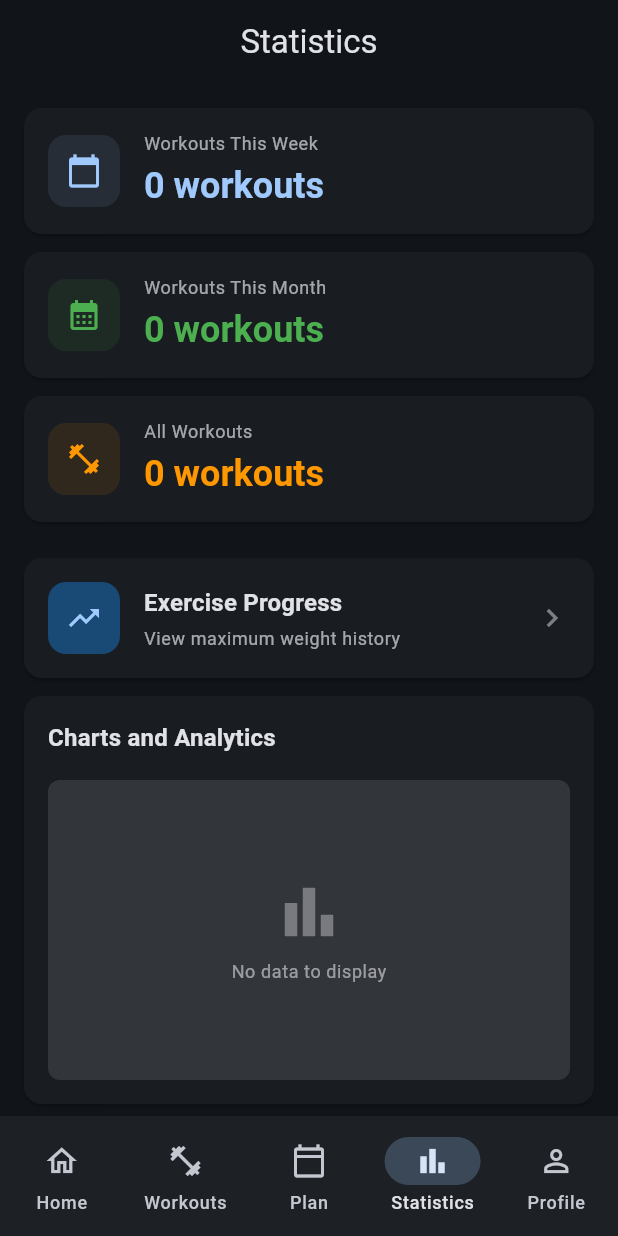
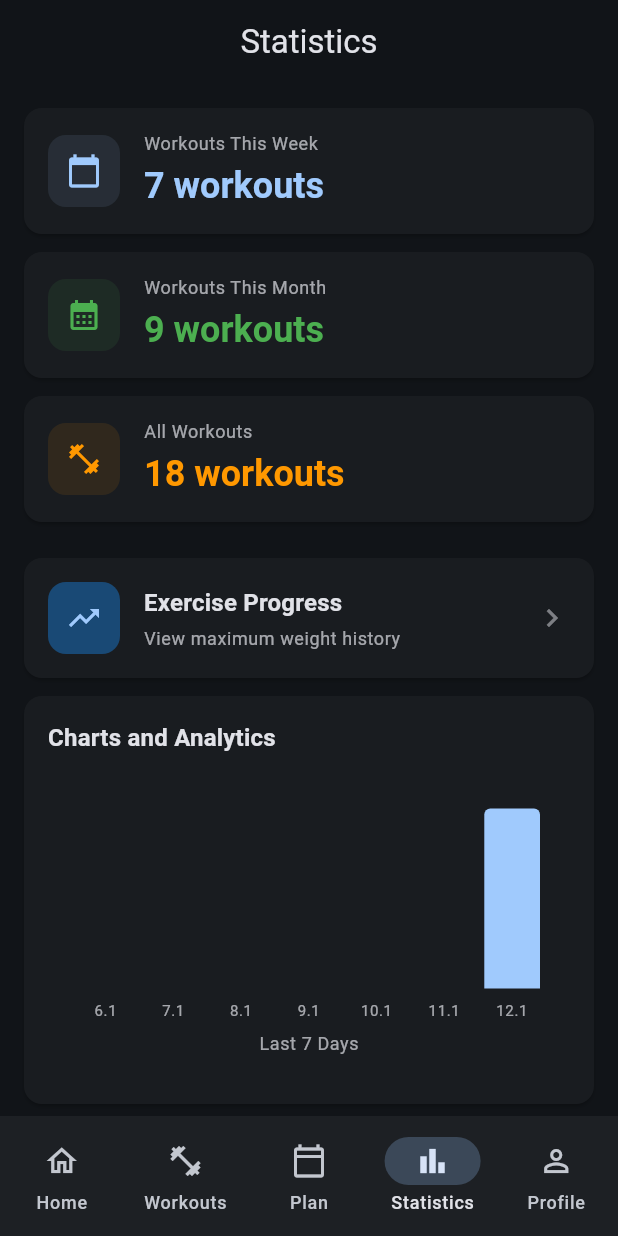
Before and after one commit to imNeQ/GymVibe, a Flutter app: the screen it shows after launch, item 4 of the bottom bar chosen, on a phone screen of 412 x 824 dp. Run offline on Flutter 3.47's test engine with Material 3 defaults, Android fonts, the phone set to English and light mode, and no system bars; our stand-ins replace shared_preferences.

Commit message:
Fix: Improve weekly chart data ordering and add test data
- Fix chart data ordering to preserve date sequence
- Add ordered dates list to ensure correct display
- Add more test workouts for better chart visualization
- Add Friday and Sunday workouts to test data

```diff
--- a/lib/core/services/workout_history_service.dart
+++ b/lib/core/services/workout_history_service.dart
@@ -1,6 +1,8 @@
 import 'dart:convert';
 import 'package:shared_preferences/shared_preferences.dart';
 import '../models/completed_workout.dart';
+import '../models/strength_exercise.dart';
+import '../models/exercise_set.dart';
 import 'mock_data.dart';
 
 class WorkoutHistoryService {
@@ -74,7 +76,8 @@ class WorkoutHistoryService {
     final jsonString = prefs.getString(_key);
 
     if (jsonString == null || jsonString.isEmpty) {
-      return [];
+      // LOCAL TEST DATA - tylko dla lokalnego testowania screenów
+      return _getTestData();
     }
 
     try {
@@ -85,6 +88,219 @@ class WorkoutHistoryService {
     } catch (e) {
       return [];
     }
+  }
+
+  // LOCAL TEST DATA - tylko dla lokalnego testowania screenów, nie commitować
+  static List<CompletedWorkout> _getTestData() {
+    final now = DateTime.now();
+    // Oblicz początek tygodnia (poniedziałek)
+    final daysFromMonday = now.weekday - 1;
+    final startOfWeek = DateTime(now.year, now.month, now.day)
+        .subtract(Duration(days: daysFromMonday));
+
+    return [
+      // Treningi z tego tygodnia (zaczynając od poniedziałku)
+      CompletedWorkout(
+        workoutId: '1',
+        completedAt: startOfWeek.add(const Duration(days: 0, hours: 18)), // Poniedziałek
+        activityType: ActivityType.gym,
+        durationMinutes: 35,
+        strengthExercises: [
+          StrengthExercise(
+            name: 'Bodyweight Squats',
+            sets: [
+              ExerciseSet(weight: null, reps: 12),
+              ExerciseSet(weight: null, reps: 12),
+              ExerciseSet(weight: null, reps: 12),
+            ],
+          ),
+          StrengthExercise(
+            name: 'Push-ups',
+            sets: [
+              ExerciseSet(weight: null, reps: 8),
+              ExerciseSet(weight: null, reps: 8),
+              ExerciseSet(weight: null, reps: 8),
+            ],
+          ),
+        ],
+      ),
+      CompletedWorkout(
+        customName: 'Bieg poranny',
+        completedAt: startOfWeek.add(const Duration(days: 1, hours: 7)), // Wtorek
+        activityType: ActivityType.running,
+        durationSeconds: 1500, // 25 minut
+        distance: 4.8,
+        pace: CompletedWorkout.calculatePace(4.8, 1500),
+      ),
+      CompletedWorkout(
+        workoutId: '2',
+        completedAt: startOfWeek.add(const Duration(days: 2, hours: 14)), // Środa
+        activityType: ActivityType.gym,
+        durationMinutes: 45,
+        strengthExercises: [
+          StrengthExercise(
+            name: 'Bench Press',
+            sets: [
+              ExerciseSet(weight: 60.0, reps: 8),
+              ExerciseSet(weight: 65.0, reps: 6),
+              ExerciseSet(weight: 70.0, reps: 5),
+            ],
+          ),
+          StrengthExercise(
+            name: 'Overhead Press',
+            sets: [
+              ExerciseSet(weight: 40.0, reps: 8),
+              ExerciseSet(weight: 42.5, reps: 6),
+              ExerciseSet(weight: 45.0, reps: 5),
+            ],
+          ),
+        ],
+      ),
+      CompletedWorkout(
+        workoutId: '4',
+        completedAt: startOfWeek.add(const Duration(days: 3, hours: 10)), // Czwartek
+        activityType: ActivityType.gym,
+        durationMinutes: 30,
+      ),
+      CompletedWorkout(
+        workoutId: '5',
+        completedAt: startOfWeek.add(const Duration(days: 4, hours: 16)), // Piątek
+        activityType: ActivityType.gym,
+        durationMinutes: 25,
+      ),
+      CompletedWorkout(
+        customName: 'Bieg w parku',
+        completedAt: startOfWeek.add(const Duration(days: 5, hours: 8)), // Sobota
+        activityType: ActivityType.running,
+        durationSeconds: 1800, // 30 minut
+        distance: 5.2,
+        pace: CompletedWorkout.calculatePace(5.2, 1800),
+      ),
+      CompletedWorkout(
+        workoutId: '1',
+        completedAt: startOfWeek.add(const Duration(days: 6, hours: 10)), // Niedziela (dzisiaj jeśli dzisiaj jest niedziela)
+        activityType: ActivityType.gym,
+        durationMinutes: 20,
+      ),
+      // Treningi z tego miesiąca (ale poza tym tygodniem)
+      CompletedWorkout(
+        workoutId: '6',
+        completedAt: now.subtract(const Duration(days: 8)),
+        activityType: ActivityType.gym,
+        durationMinutes: 50,
+        strengthExercises: [
+          StrengthExercise(
+            name: 'Bench Press',
+            sets: [
+              ExerciseSet(weight: 65.0, reps: 8),
+              ExerciseSet(weight: 70.0, reps: 6),
+              ExerciseSet(weight: 75.0, reps: 4),
+            ],
+          ),
+        ],
+      ),
+      CompletedWorkout(
+        workoutId: '3',
+        completedAt: now.subtract(const Duration(days: 10)),
+        activityType: ActivityType.gym,
+        durationMinutes: 40,
+        strengthExercises: [
+          StrengthExercise(
+            name: 'Barbell Squats',
+            sets: [
+              ExerciseSet(weight: 80.0, reps: 8),
+              ExerciseSet(weight: 85.0, reps: 6),
+              ExerciseSet(weight: 90.0, reps: 5),
+            ],
+          ),
+        ],
+      ),
+      CompletedWorkout(
+        workoutId: '1',
+        completedAt: now.subtract(const Duration(days: 12)),
+        activityType: ActivityType.gym,
+        durationMinutes: 30,
+      ),
+      CompletedWorkout(
+        customName: 'Jazda rowerem',
+        completedAt: now.subtract(const Duration(days: 14)),
+        activityType: ActivityType.cycling,
+        durationSeconds: 2400, // 40 minut
+        distance: 15.5,
+        pace: CompletedWorkout.calculatePace(15.5, 2400),
+      ),
+      CompletedWorkout(
+        workoutId: '4',
+        completedAt: now.subtract(const Duration(days: 16)),
+        activityType: ActivityType.gym,
+        durationMinutes: 25,
+      ),
+      CompletedWorkout(
+        workoutId: '5',
+        completedAt: now.subtract(const Duration(days: 18)),
+        activityType: ActivityType.gym,
+        durationMinutes: 20,
+      ),
+      CompletedWorkout(
+        workoutId: '7',
+        completedAt: now.subtract(const Duration(days: 20)),
+        activityType: ActivityType.gym,
+        durationMinutes: 50,
+        strengthExercises: [
+          StrengthExercise(
+            name: 'Deadlifts',
+            sets: [
+              ExerciseSet(weight: 100.0, reps: 5),
+              ExerciseSet(weight: 110.0, reps: 5),
+              ExerciseSet(weight: 120.0, reps: 3),
+            ],
+          ),
+          StrengthExercise(
+            name: 'Pull-ups',
+            sets: [
+              ExerciseSet(weight: null, reps: 8),
+              ExerciseSet(weight: null, reps: 8),
+              ExerciseSet(weight: null, reps: 6),
+            ],
+          ),
+        ],
+      ),
+      CompletedWorkout(
+        workoutId: '2',
+        completedAt: now.subtract(const Duration(days: 22)),
+        activityType: ActivityType.gym,
+        durationMinutes: 45,
+      ),
+      CompletedWorkout(
+        workoutId: '8',
+        completedAt: now.subtract(const Duration(days: 24)),
+        activityType: ActivityType.gym,
+        durationMinutes: 55,
+        strengthExercises: [
+          StrengthExercise(
+            name: 'Barbell Squats',
+            sets: [
+              ExerciseSet(weight: 90.0, reps: 8),
+              ExerciseSet(weight: 95.0, reps: 6),
+              ExerciseSet(weight: 100.0, reps: 5),
+            ],
+          ),
+        ],
+      ),
+      CompletedWorkout(
+        customName: 'Pływanie',
+        completedAt: now.subtract(const Duration(days: 26)),
+        activityType: ActivityType.swimming,
+        durationSeconds: 2700, // 45 minut
+        distance: 1.5,
+      ),
+      CompletedWorkout(
+        workoutId: '1',
+        completedAt: now.subtract(const Duration(days: 28)),
+        activityType: ActivityType.gym,
+        durationMinutes: 30,
+      ),
+    ];
   }
 
   /// Get number of workouts completed this week (Monday to Sunday).
--- a/lib/features/statistics/statistics_page.dart
+++ b/lib/features/statistics/statistics_page.dart
@@ -81,11 +81,12 @@ class _StatisticsPageState extends State<StatisticsPage> {
     final today = DateTime(now.year, now.month, now.day);
     final Map<String, int> weeklyData = {};
 
-    // Get last 7 days (including today)
+    final List<String> orderedDates = [];
     for (int i = 6; i >= 0; i--) {
       final date = today.subtract(Duration(days: i));
       final dateKey = '${date.day}.${date.month}';
       weeklyData[dateKey] = 0;
+      orderedDates.add(dateKey);
     }
 
     // Count workouts per day (compare dates only, ignore time)
@@ -97,13 +98,16 @@ class _StatisticsPageState extends State<StatisticsPage> {
       // Include workouts from last 7 days (0-6 days ago, including today)
       if (daysDiff >= 0 && daysDiff < 7) {
         final dateKey = '${workoutDate.day}.${workoutDate.month}';
-        weeklyData[dateKey] = (weeklyData[dateKey] ?? 0) + 1;
+        if (weeklyData.containsKey(dateKey)) {
+          weeklyData[dateKey] = weeklyData[dateKey]! + 1;
+        }
       }
     }
 
-    return weeklyData.entries.map((e) => {
-      'date': e.key,
-      'count': e.value,
+    // Return in order of dates (oldest to newest)
+    return orderedDates.map((dateKey) => {
+      'date': dateKey,
+      'count': weeklyData[dateKey] ?? 0,
     }).toList();
   }
 
```
